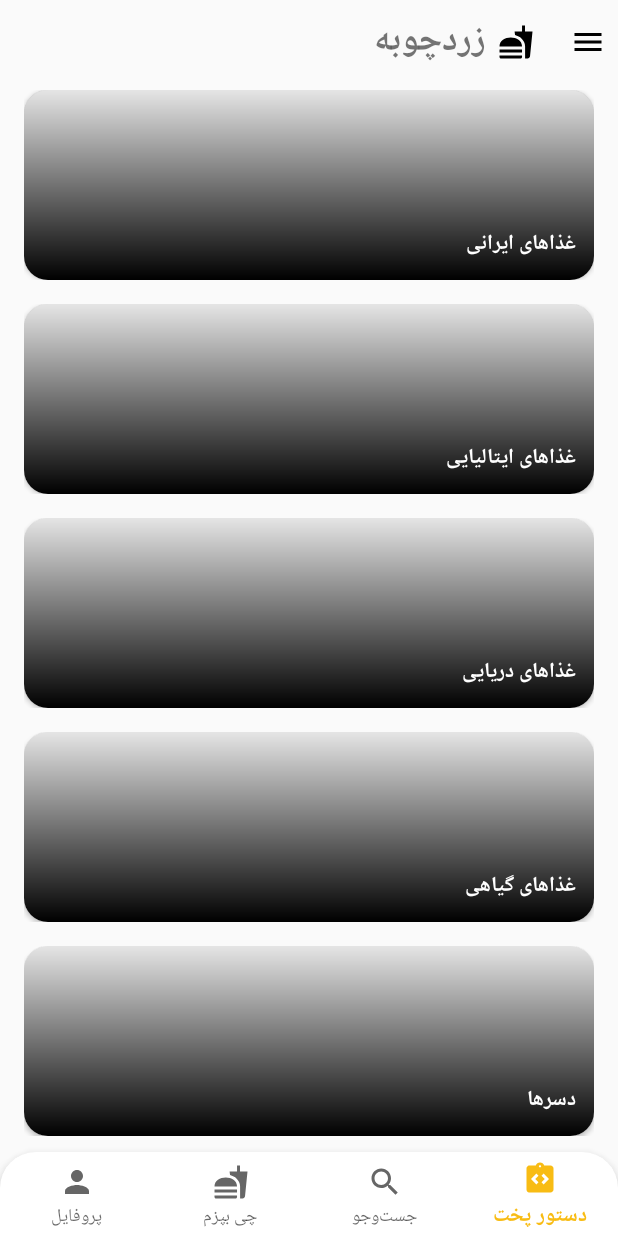
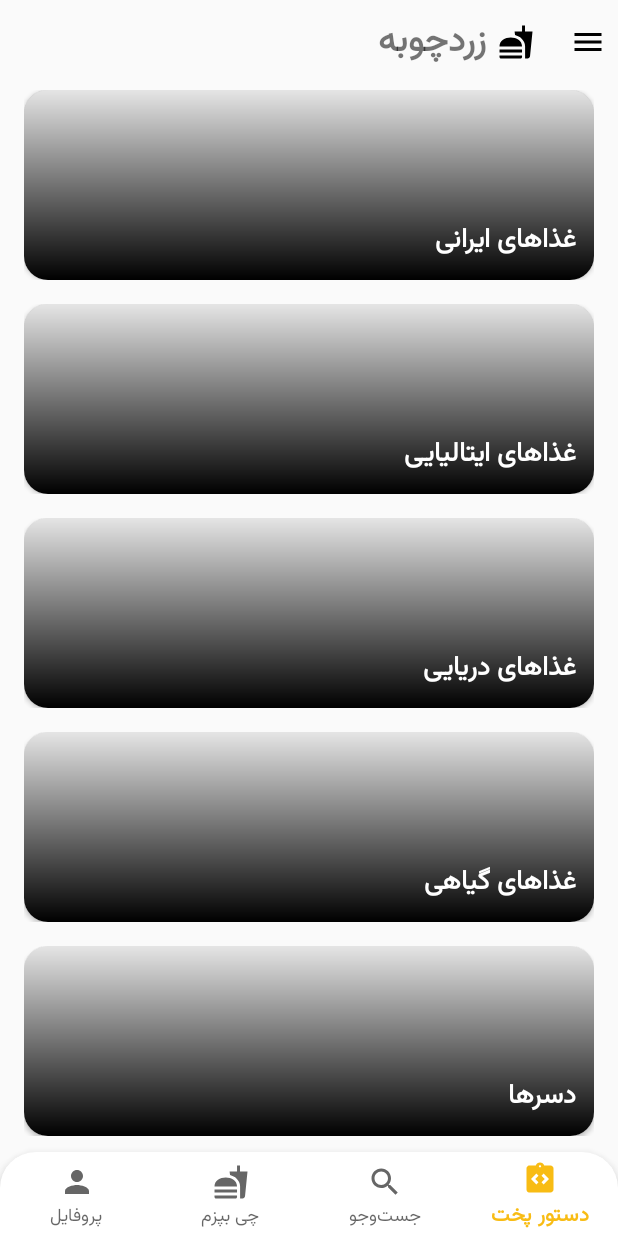
Before and after one commit to amir14a/balonet_challenge_app, an Android app: the screen it shows after launch (MainActivity), on a phone screen of 412 x 824 dp. Run offline under Robolectric (Android 15) with nearby library versions, the phone set to English and light mode, and no system bars; our stand-ins replace Dagger/Hilt's generated code, Room's generated code, data binding; libraries missing offline, so code that uses them is left out: androidx.databinding.library, com.dede.blurhash_android; 4 statements that could not run were skipped.

Commit message:
Add font and custom text sizes

```diff
--- /dev/null
+++ b/app/src/main/java/com/aaj/balonetchallengeapplication/util/AppTextSizes.kt
@@ -0,0 +1,5 @@
+package com.aaj.balonetchallengeapplication.util
+
+enum class AppTextSizes {
+    VERY_SMALL, SMALL, NORMAL, LARGE, VERY_LARGE
+}
--- a/app/src/main/java/com/aaj/balonetchallengeapplication/util/DataBindingFunctions.kt
+++ b/app/src/main/java/com/aaj/balonetchallengeapplication/util/DataBindingFunctions.kt
@@ -1,7 +1,9 @@
 package com.aaj.balonetchallengeapplication.util
 
 import android.graphics.drawable.Drawable
+import android.util.TypedValue
 import android.widget.ImageView
+import android.widget.TextView
 import androidx.databinding.BindingAdapter
 import coil3.load
 import coil3.request.crossfade
@@ -26,4 +28,18 @@ object DataBindingFunctions {
                 }
             }
     }
+
+    @JvmStatic
+    @BindingAdapter("customTextSize")
+    fun setTextSize(textView: TextView, textSize: AppTextSizes) {
+        var size = StaticParameters.appDefaultTextSize
+        size += when (textSize) {
+            AppTextSizes.VERY_SMALL -> 0
+            AppTextSizes.SMALL -> 2
+            AppTextSizes.NORMAL -> 4
+            AppTextSizes.LARGE -> 6
+            AppTextSizes.VERY_LARGE -> 10
+        }
+        textView.setTextSize(TypedValue.COMPLEX_UNIT_SP, size)
+    }
 }
--- /dev/null
+++ b/app/src/main/java/com/aaj/balonetchallengeapplication/util/StaticParameters.kt
@@ -0,0 +1,5 @@
+package com.aaj.balonetchallengeapplication.util
+
+object StaticParameters {
+    var appDefaultTextSize = 12f
+}
--- a/app/src/main/res/layout/category_item.xml
+++ b/app/src/main/res/layout/category_item.xml
@@ -4,6 +4,8 @@
     xmlns:bind="http://schemas.android.com/tools">
 
     <data>
+
+        <import type="com.aaj.balonetchallengeapplication.util.AppTextSizes" />
 
         <variable
             name="item"
@@ -58,6 +60,7 @@
                     android:textStyle="bold"
                     app:layout_constraintBottom_toBottomOf="parent"
                     app:layout_constraintStart_toStartOf="parent"
+                    bind:customTextSize="@{AppTextSizes.LARGE}"
                     bind:text="نام دسته‌بندی" />
             </androidx.constraintlayout.widget.ConstraintLayout>
         </androidx.cardview.widget.CardView>
--- a/app/src/main/res/values/themes.xml
+++ b/app/src/main/res/values/themes.xml
@@ -4,6 +4,7 @@
         <!-- Customize your light theme here. -->
         <item name="colorPrimary">@color/appPrimaryColor</item>
         <item name="android:fitsSystemWindows">true</item>
+        <item name="fontFamily">@font/vazirmatn</item>
     </style>
 
     <style name="Theme.BalonetChallengeApplication" parent="Base.Theme.BalonetChallengeApplication" />
```
Also changed, not shown: app/src/main/res/font/vazirmatn.ttf (added).
